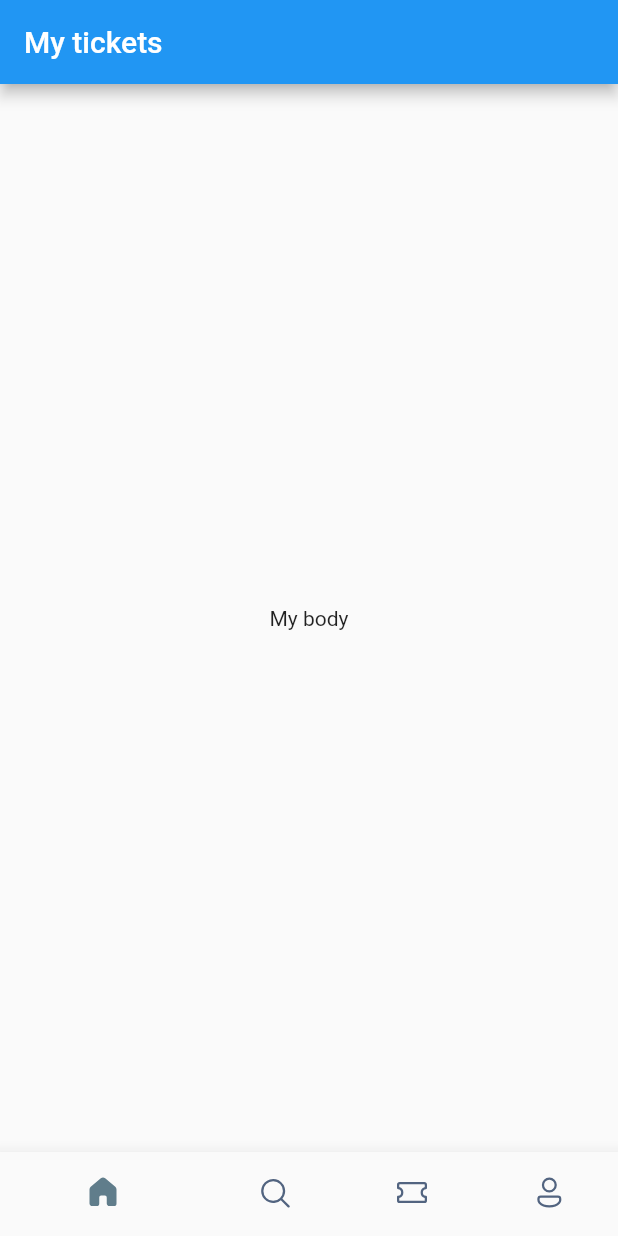
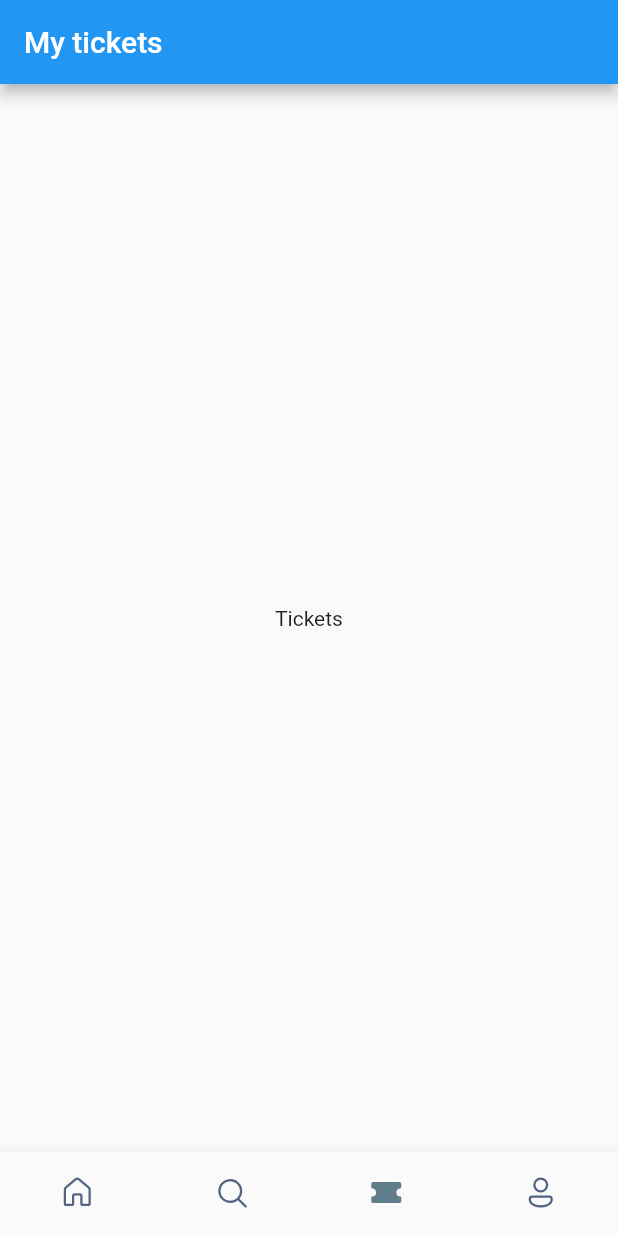
Before and after one commit to Malao-Ang/flutter-ui-Ticket-Booking-App, a Flutter app: the screen it shows after launch, on a phone screen of 412 x 824 dp. Run offline on Flutter 3.47's test engine with Material 2 defaults, Android fonts, the phone set to English and light mode, and no system bars; our stand-ins replace fluentui_icons.

Commit message:
finish bottom bar

```diff
--- a/lib/screens/bottom_bar.dart
+++ b/lib/screens/bottom_bar.dart
@@ -11,18 +11,35 @@ class BottomBar extends StatefulWidget {
 }
 
 class _BottomBarState extends State<BottomBar> {
+  int _selectedIndex = 2;
+  static final List<Widget> _widgetOptions = <Widget>[
+    const Text("Home"),
+    const Text("Search"),
+    const Text("Tickets"),
+    const Text("Profile"),
+  ];
+  void _onItemTapped(int index) {
+    setState(() {
+      _selectedIndex = index;
+    });
+    // print(index);
+  }
+
   @override
   Widget build(BuildContext context) {
     return Scaffold(
       appBar: AppBar(
         title: Text('My tickets'),
       ),
-      body: Center(child: Text('My body')),
+      body: Center(child: _widgetOptions[_selectedIndex]),
       bottomNavigationBar: BottomNavigationBar(
+          currentIndex: _selectedIndex,
+          onTap: _onItemTapped,
           elevation: 10,
           showSelectedLabels: false,
           showUnselectedLabels: false,
           selectedItemColor: Colors.blueGrey,
+          type: BottomNavigationBarType.fixed,
           unselectedItemColor: const Color(0xFF526480),
           items: const [
             BottomNavigationBarItem(
```
